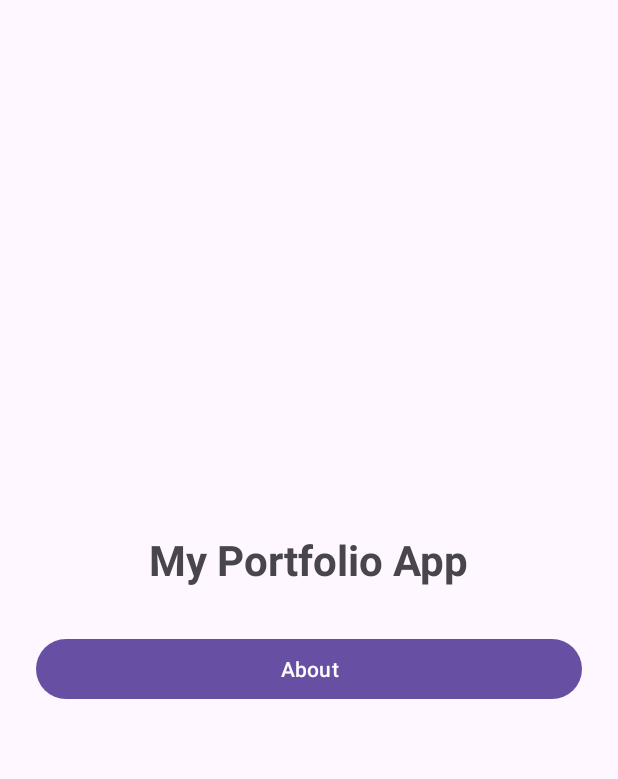
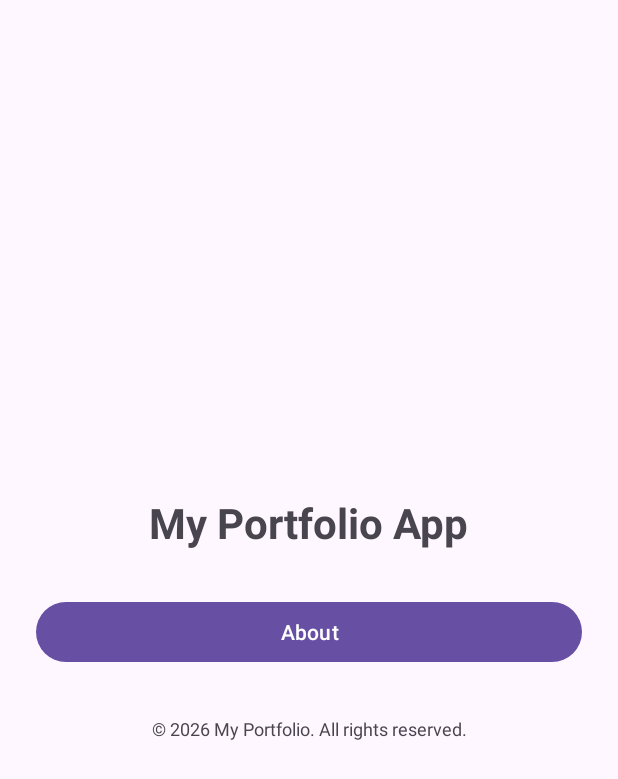
Before and after one commit to aalhobe-design/portfolio-project, an Android app: the screen it shows after launch (MainActivity), on a phone screen of 412 x 824 dp. Shown: the top 779 px of the screen. Run offline under Robolectric (Android 15) with nearby library versions, the phone set to English and light mode, and no system bars; 1 statement that could not run was skipped.

Commit message:
Add footer to main screen

```diff
--- a/app/src/main/res/layout/activity_main.xml
+++ b/app/src/main/res/layout/activity_main.xml
@@ -1,3 +1,4 @@
+
 <?xml version="1.0" encoding="utf-8"?>
 <LinearLayout xmlns:android="http://schemas.android.com/apk/res/android"
     android:id="@+id/main"
@@ -21,4 +22,13 @@
         android:layout_height="wrap_content"
         android:text="About" />
 
+    <TextView
+        android:id="@+id/txtFooter"
+        android:layout_width="match_parent"
+        android:layout_height="wrap_content"
+        android:text="© 2026 My Portfolio. All rights reserved."
+        android:textSize="12sp"
+        android:gravity="center"
+        android:layout_marginTop="32dp" />
+
 </LinearLayout>
```
